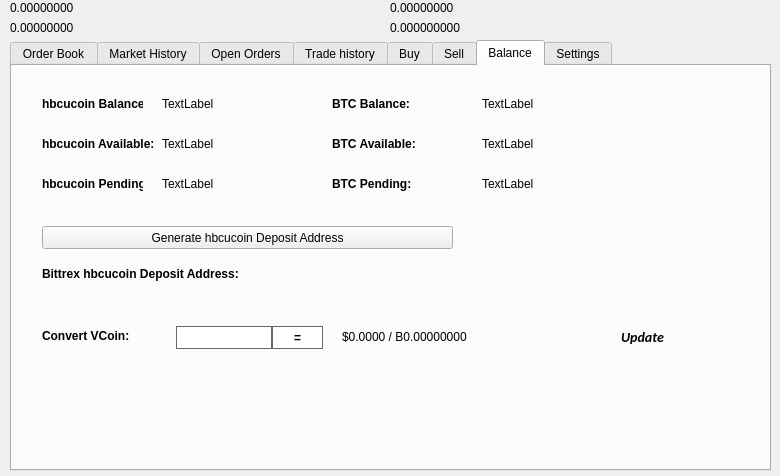
This is src/qt/forms/tradingdialog.ui in scolemanhopehouse/HBCUR as Qt 5 draws it before an edit. The edited form follows.
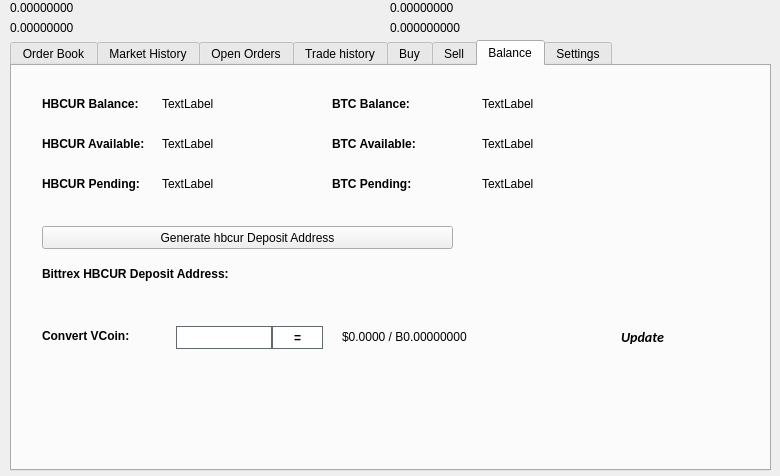
This is the edited form. The open tabs and pages were chosen to show the change. Icons and pictures are not drawn.

The edit to the form file:
```diff
--- a/src/qt/forms/tradingdialog.ui
+++ b/src/qt/forms/tradingdialog.ui
@@ -2762,7 +2762,7 @@
       </font>
      </property>
      <property name="text">
-      <string>hbcucoin Balance:</string>
+      <string>HBCUR Balance:</string>
      </property>
     </widget>
     <widget class="QLabel" name="label_12">
@@ -2813,7 +2813,7 @@
       </font>
      </property>
      <property name="text">
-      <string>hbcucoin Available:</string>
+      <string>HBCUR Available:</string>
      </property>
     </widget>
     <widget class="QLabel" name="label_14">
@@ -2832,7 +2832,7 @@
       </font>
      </property>
      <property name="text">
-      <string>hbcucoin Pending:</string>
+      <string>HBCUR Pending:</string>
      </property>
     </widget>
     <widget class="QLabel" name="ECAPendingLabel">
@@ -2928,7 +2928,7 @@
       </font>
      </property>
      <property name="text">
-      <string>Bittrex hbcucoin Deposit Address:</string>
+      <string>Bittrex HBCUR Deposit Address:</string>
      </property>
     </widget>
     <widget class="QPushButton" name="GenDepositBTN">
@@ -2941,7 +2941,7 @@
       </rect>
      </property>
      <property name="text">
-      <string>Generate hbcucoin Deposit Address</string>
+      <string>Generate hbcur Deposit Address</string>
      </property>
      <property name="icon">
       <iconset resource="../hbcucoin.qrc">
```
Left out of the diff: 46 changed lines with no effect on the pictures.
